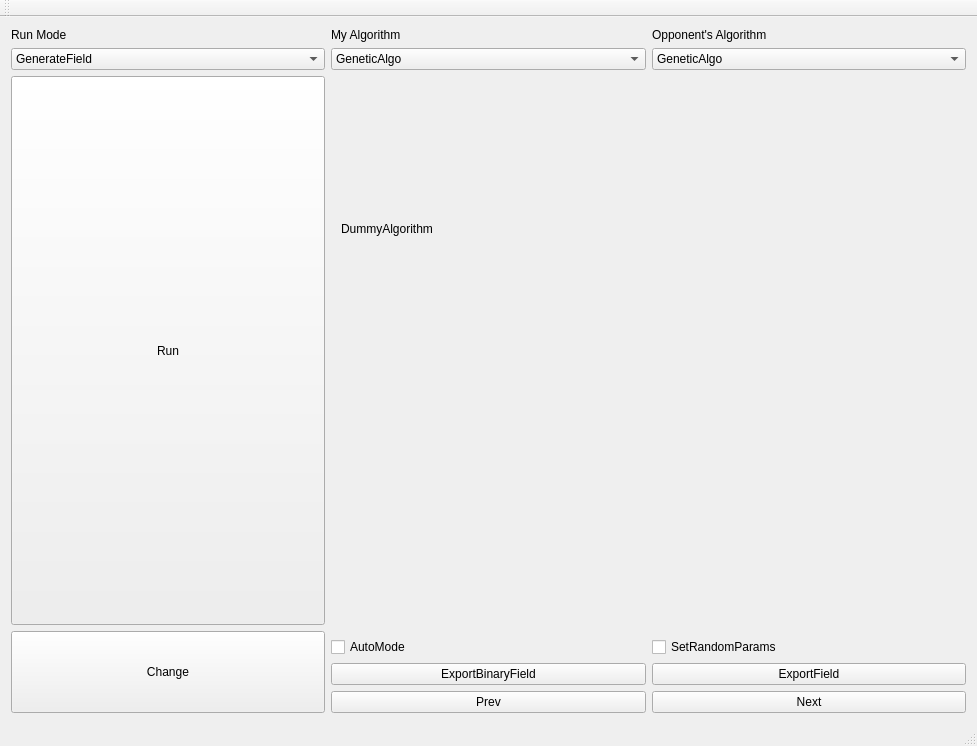
tnct-spc/procon2018-comp, file Mejirodai/mejirodai.ui: the form before one commit.
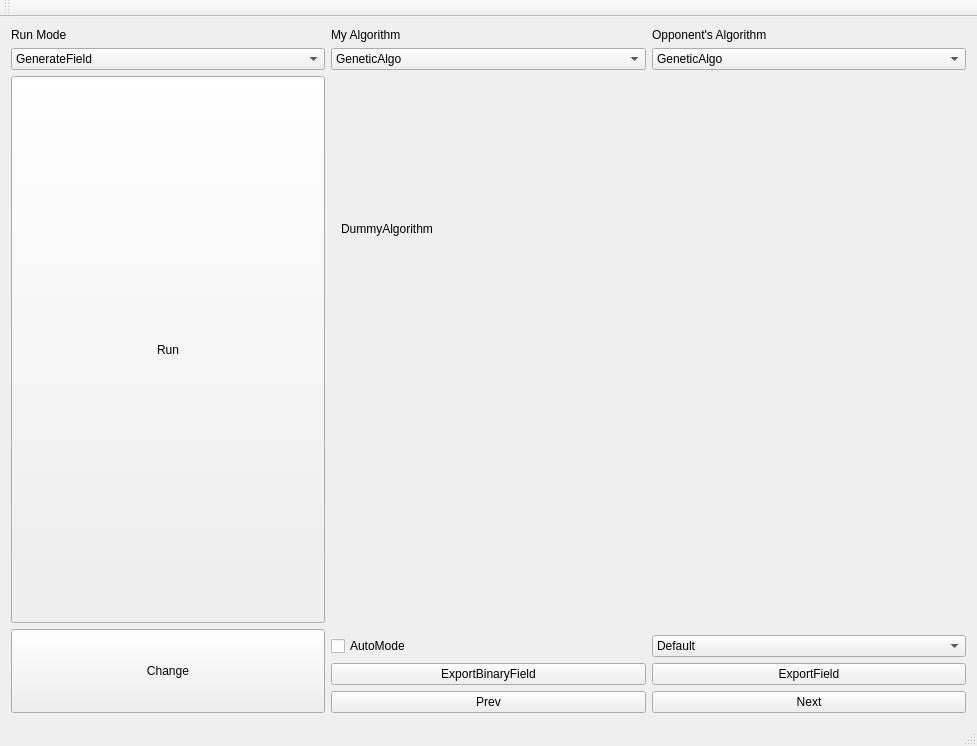
The form after the commit.

The edit to the form file:
```diff
--- a/Mejirodai/mejirodai.ui
+++ b/Mejirodai/mejirodai.ui
@@ -756,10 +756,22 @@
      </widget>
     </item>
     <item row="10" column="2">
-     <widget class="QCheckBox" name="SetRandomParams">
+     <widget class="QComboBox" name="SetParamsBox">
+      <item>
+       <property name="text">
+        <string>Default</string>
+       </property>
+      </item>
+      <item>
       <property name="text">
        <string>SetRandomParams</string>
       </property>
+      </item>
+      <item>
+       <property name="text">
+        <string>SetParamsFromCSV</string>
+       </property>
+      </item>
      </widget>
     </item>
    </layout>
```
Lines whose indentation alone changed are shown as unchanged.
